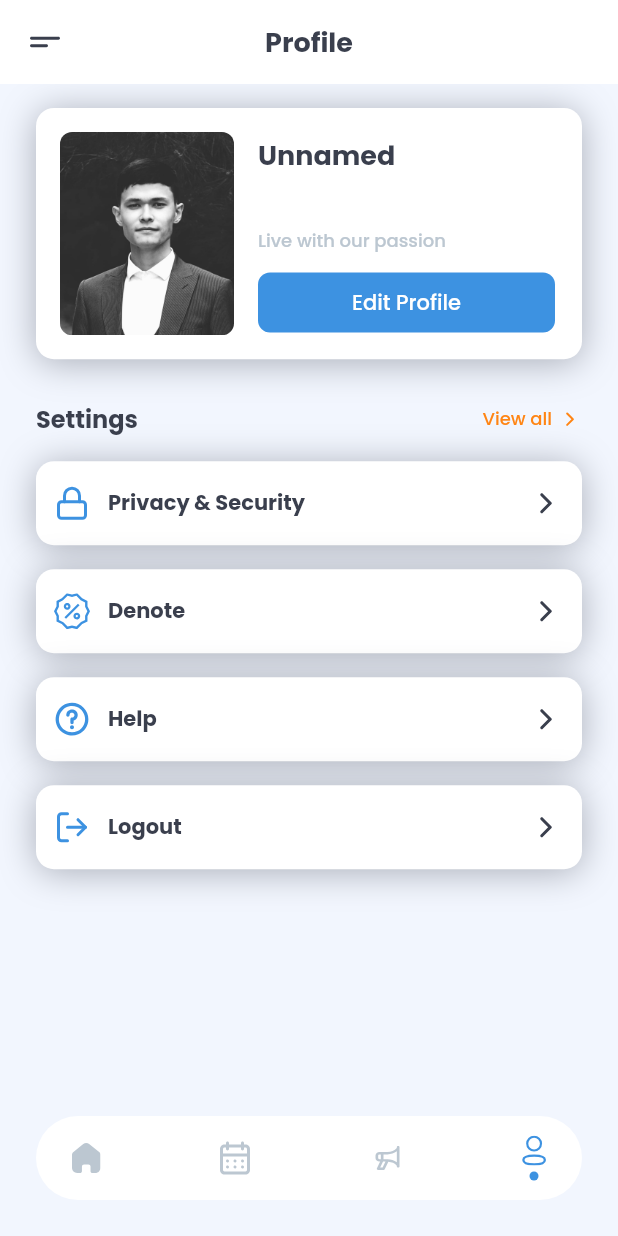
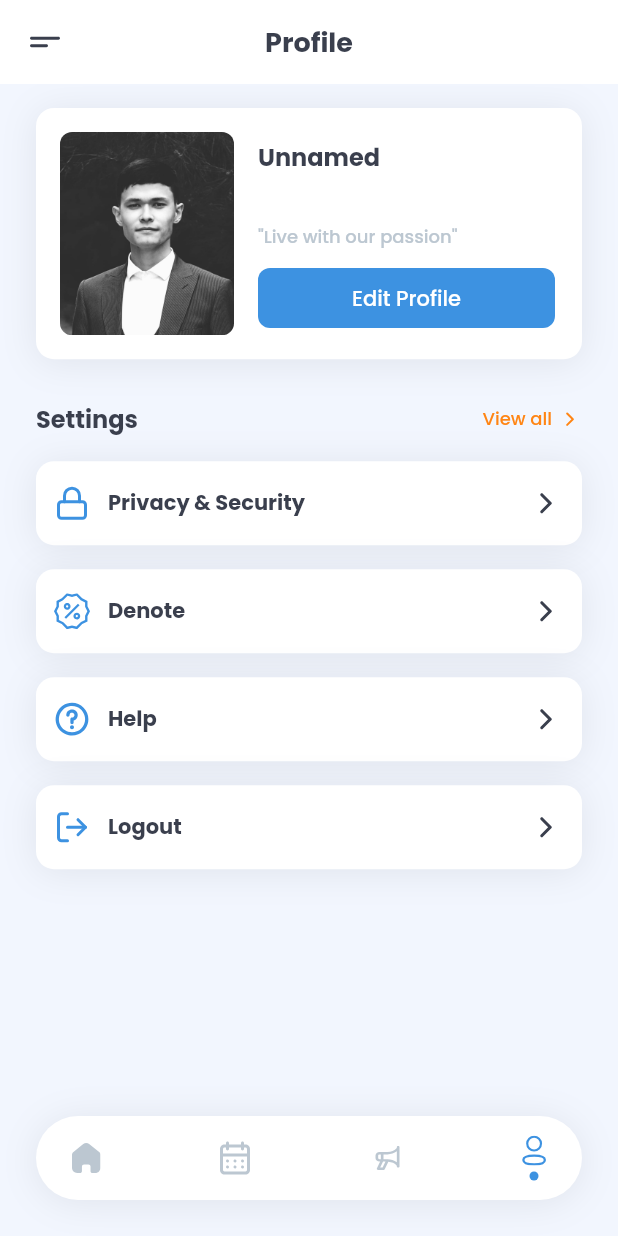
Before and after one commit to IamKhuk/SamEdu, a Flutter app: the MainScreen screen opened directly, item 4 of the bottom bar chosen, on a phone screen of 412 x 824 dp. Run offline on Flutter 3.47's test engine with Material 2 defaults, Android fonts, the phone set to English and light mode, and no system bars; our stand-ins replace carousel_slider, flutter_svg, pinput, shared_preferences; accounts and stored records are empty.

Commit message:
Profile Screen fixed

```diff
--- a/lib/src/ui/menu/home/home_screen.dart
+++ b/lib/src/ui/menu/home/home_screen.dart
@@ -367,7 +367,9 @@ class _HomeScreenState extends State<HomeScreen> {
     setState(() {
       // _myImage = prefs.getString('avatar') ?? '';
       _firstName = prefs.getString('firstName') ?? 'Unnamed';
+      Defaults().me.firstName = prefs.getString('firstName') ?? 'Unnamed';
       _lastName = prefs.getString('lastName') ?? '';
+      Defaults().me.lastName = prefs.getString('lastName') ?? '';
     });
   }
 }
--- a/lib/src/ui/menu/home/teachers_screen.dart
+++ b/lib/src/ui/menu/home/teachers_screen.dart
@@ -3,6 +3,7 @@ import 'package:flutter/services.dart';
 import 'package:flutter_svg/svg.dart';
 
 import '../../../defaults/defaults.dart';
+import '../../../dialog/bottom_dialog.dart';
 import '../../../theme/app_theme.dart';
 
 class TeachersScreen extends StatefulWidget {
@@ -73,7 +74,12 @@ class _TeachersScreenState extends State<TeachersScreen> {
                 ),
                 child: Row(
                   children: [
-                    SizedBox(
+                    GestureDetector(
+                      onTap: () => BottomDialog.showAvatar(
+                        context,
+                        Defaults().teachers[index].avatar,
+                      ),
+                      child: SizedBox(
                         height: 64,
                         width: 64,
                         child: ClipRRect(
@@ -81,6 +87,7 @@ class _TeachersScreenState extends State<TeachersScreen> {
                           child: Image.asset(
                             Defaults().teachers[index].avatar,
                             fit: BoxFit.cover,
+                          ),
                         ),
                       ),
                     ),
--- a/lib/src/ui/menu/main_screen.dart
+++ b/lib/src/ui/menu/main_screen.dart
@@ -40,6 +40,14 @@ class _MainScreenState extends State<MainScreen> {
               decoration: BoxDecoration(
                 color: AppTheme.white,
                 borderRadius: BorderRadius.circular(56),
+                boxShadow: [
+                  BoxShadow(
+                    offset: const Offset(0, 2),
+                    blurRadius: 20,
+                    spreadRadius: 0,
+                    color: AppTheme.dark.withOpacity(0.1),
+                  ),
+                ],
               ),
               margin: const EdgeInsets.only(
                 left: 24,
@@ -159,12 +167,13 @@ class _MainScreenState extends State<MainScreen> {
                       ),
                     ),
                   ),
-                  GestureDetector(
+                  InkWell(
                     onTap: () {
                       setState(() {
                         selectedIndex = 3;
                       });
                     },
+                    borderRadius: BorderRadius.circular(36),
                     child: Container(
                       color: Colors.transparent,
                       child: Column(
--- a/lib/src/ui/menu/profile/profile_screen.dart
+++ b/lib/src/ui/menu/profile/profile_screen.dart
@@ -8,6 +8,8 @@ import 'package:samedu/src/widgets/title/text_01.dart';
 import 'package:samedu/src/widgets/title/title_01.dart';
 import 'package:samedu/src/widgets/title/title_02.dart';
 import 'package:samedu/src/widgets/title/view_all.dart';
+
+import '../../../dialog/bottom_dialog.dart';
 
 class ProfileScreen extends StatefulWidget {
   const ProfileScreen({Key? key}) : super(key: key);
@@ -60,13 +62,18 @@ class _ProfileScreenState extends State<ProfileScreen> {
                   offset: const Offset(0, 2),
                   blurRadius: 20,
                   spreadRadius: 0,
-                  color: AppTheme.dark.withOpacity(0.4),
+                  color: AppTheme.dark.withOpacity(0.1),
                 ),
               ],
             ),
             child: Row(
               children: [
-                SizedBox(
+                InkWell(
+                  onTap: () => BottomDialog.showAvatar(
+                    context,
+                    Defaults().me.avatar,
+                  ),
+                  child: SizedBox(
                     width: 116,
                     child: ClipRRect(
                       borderRadius: BorderRadius.circular(8),
@@ -76,20 +83,31 @@ class _ProfileScreenState extends State<ProfileScreen> {
                       ),
                     ),
                   ),
+                ),
                 const SizedBox(width: 16),
                 Column(
                   mainAxisAlignment: MainAxisAlignment.center,
                   crossAxisAlignment: CrossAxisAlignment.start,
                   children: [
-                    Heading01(
+                    Title01(
                       text: Defaults().me.firstName,
                     ),
                     const SizedBox(height: 4),
-                    Heading01(
+                    Title01(
                       text: Defaults().me.lastName,
                     ),
                     const SizedBox(height: 4),
-                    Text01(text: Defaults().me.bio),
+                    SizedBox(
+                      width: MediaQuery.of(context).size.width - 214,
+                      child: Row(
+                        children: [
+                          Expanded(
+                            child:
+                                Text01(text: "\"" + Defaults().me.bio + "\""),
+                          ),
+                        ],
+                      ),
+                    ),
                     const SizedBox(height: 12),
                     InkWell(
                       onTap: () {},
--- a/lib/src/widgets/container/settings_container.dart
+++ b/lib/src/widgets/container/settings_container.dart
@@ -29,7 +29,7 @@ class SettingsContainer extends StatelessWidget {
             offset: const Offset(0, 2),
             blurRadius: 20,
             spreadRadius: 0,
-            color: AppTheme.dark.withOpacity(0.4),
+            color: AppTheme.dark.withOpacity(0.1),
           ),
         ],
       ),
```
Lines whose indentation alone changed are shown as unchanged.
